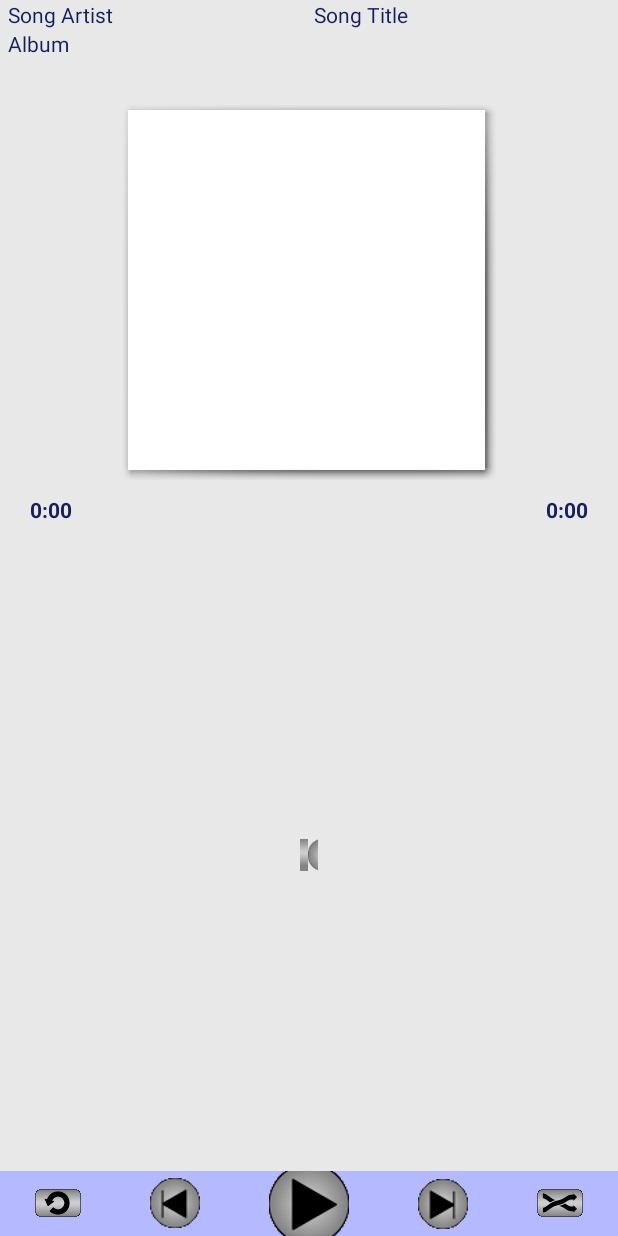
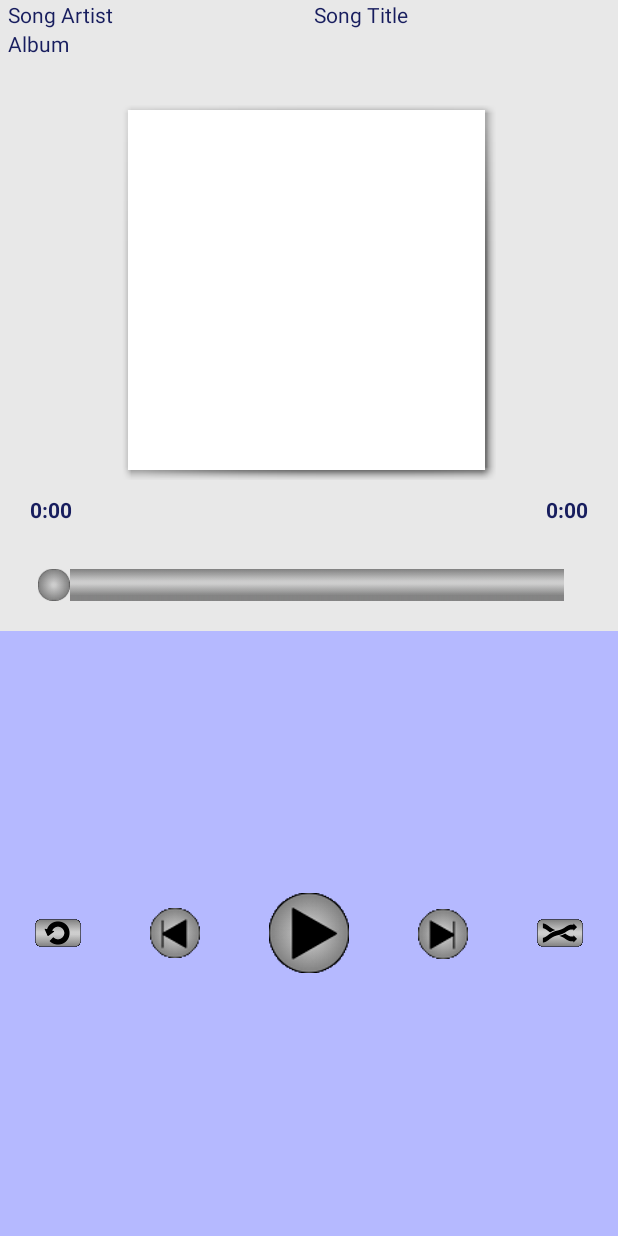
Before and after one commit to szocs08/Mp3Player, an Android app: the screen it shows after launch (PlayerActivity), on a phone screen of 412 x 824 dp. Run offline under Robolectric (Android 15) with nearby library versions, the phone set to English and light mode, and no system bars; 14 statements that could not run were skipped.

Commit message:
Fixed after test

```diff
--- a/app/src/main/res/values/dimens.xml
+++ b/app/src/main/res/values/dimens.xml
@@ -3,7 +3,7 @@
     <dimen name="activity_horizontal_margin">16dp</dimen>
     <dimen name="activity_vertical_margin">16dp</dimen>
     <dimen name="button_margin">13dp</dimen>
-    <dimen name="seekbar_margin">200dp</dimen>
+    <dimen name="seekbar_margin">20dp</dimen>
     <dimen name="playlist_item_pad">5dp</dimen>
     <dimen name="songtitle_pad">10dp</dimen>
     <dimen name="songtitle_textsize">15dp</dimen>
```
